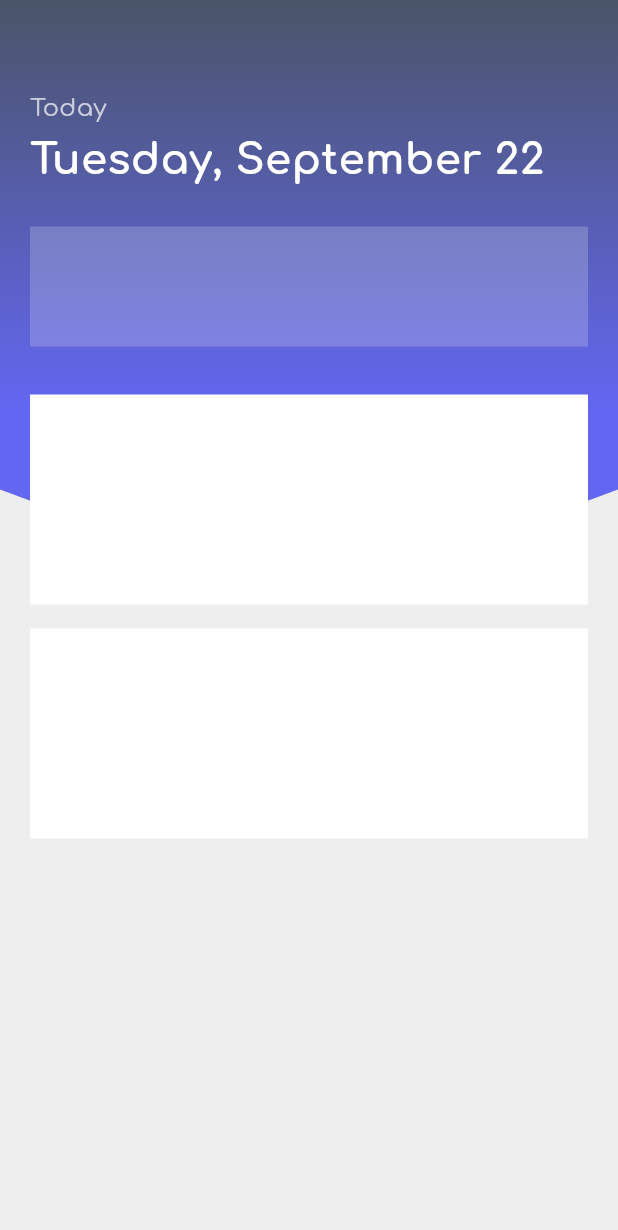
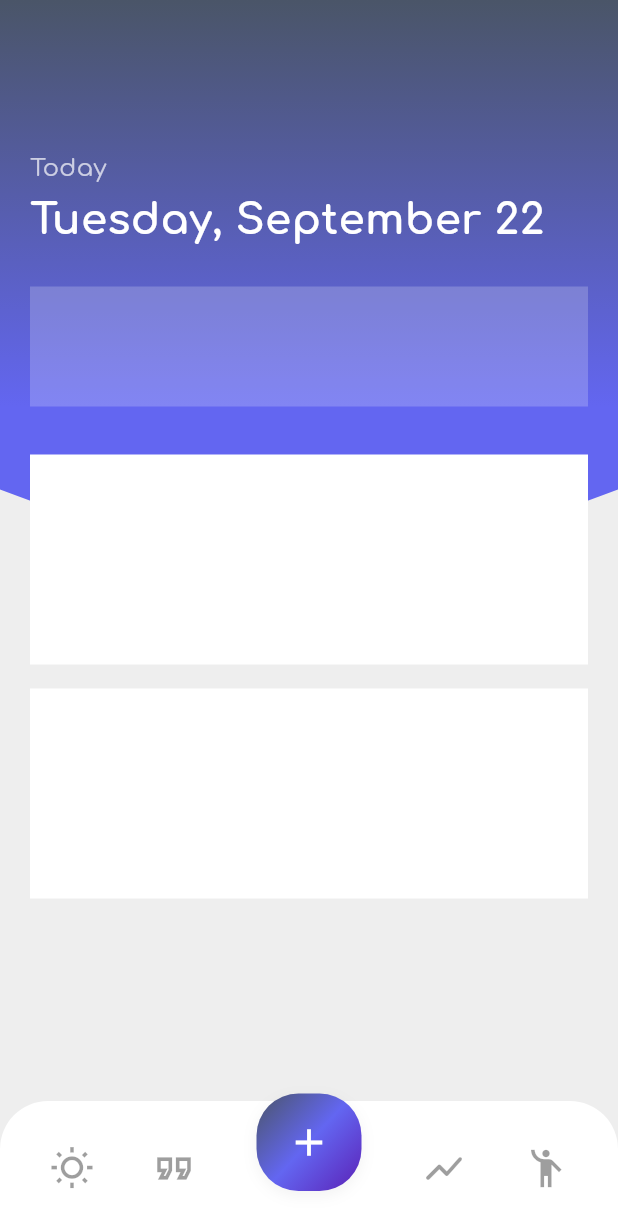
Before and after one commit to timurkabitss-beep/mood_journal, a Flutter app: the MainDashboardScreen screen opened directly, on a phone screen of 412 x 824 dp. Shown: the top 1230 px of the screen. Run offline on Flutter 3.47's test engine with Material 3 defaults, Android fonts, the phone set to English and light mode, and no system bars; our stand-ins replace convert, flutter_secure_storage, flutter_svg, google_fonts, hive, hive_flutter and 1 more; missing offline and left inert: pointycastle; accounts and stored records are empty.

Commit message:
feat: update bottombar

```diff
--- a/lib/features/dashboard/view/main_dashboard_screen.dart
+++ b/lib/features/dashboard/view/main_dashboard_screen.dart
@@ -20,6 +20,7 @@ class _MainDashboardScreenState extends State<MainDashboardScreen> {
 
   @override
   void initState(){
+    super.initState();
     Future.delayed(Duration(milliseconds:500), (){
       if (mounted){
         setState(() {
@@ -28,16 +29,25 @@ class _MainDashboardScreenState extends State<MainDashboardScreen> {
       }
     });
   }
+
   @override
   void dispose() {
-    super.dispose();
     _scrollController.dispose();
+    super.dispose(); // Вызов super.dispose() перенесен в самый конец метода
   }
 
   @override
   Widget build(BuildContext context) {
     final screenHeight = MediaQuery.of(context).size.height;
     final backgroundHeight = screenHeight * 0.33;
+    final currentTheme = context.watch<AppState>().selectedTheme;
+
+
+    // Получаем безопасный отступ снизу
+    final double bottomPadding = MediaQuery.of(context).padding.bottom;
+
+    // Вычисляем базовую высоту панели меню без учета системной полосы жестов
+    const double baseMenuHeight = 70.0;
 
     return Scaffold(
       backgroundColor: Colors.grey.shade200,
@@ -61,14 +71,20 @@ class _MainDashboardScreenState extends State<MainDashboardScreen> {
             },
             child: const DashboardBackground(),
           ),
+
           Positioned.fill(
             child: SingleChildScrollView(
-              controller: _scrollController, // Привязываем контроллер!
-              padding: const EdgeInsets.only(top: 60, left: 20, right: 20, bottom: 100),
+              controller: _scrollController,
+              padding: EdgeInsets.only(
+                top: 60 + MediaQuery.of(context).padding.top,
+                left: 20,
+                right: 20,
+                bottom: baseMenuHeight + bottomPadding + 20,
+              ),
               child: Column(
                 crossAxisAlignment: CrossAxisAlignment.start,
                 children: [
-                  // Заглушки (потом заменим на реальные виджеты)
+                  const SizedBox(height: 40), // Уменьшили, так как верхний padding уже учтен выше
                   const Text("Today", style: TextStyle(color: Colors.white70, fontSize: 16)),
                   const SizedBox(height: 4),
                   const Text("Tuesday, September 22", style: TextStyle(color: Colors.white, fontSize: 28, fontWeight: FontWeight.bold)),
@@ -81,14 +97,101 @@ class _MainDashboardScreenState extends State<MainDashboardScreen> {
                   const SizedBox(height: 16),
                   Container(height: 140, color: Colors.white), // Карточка 2
 
-                  const SizedBox(height: 400), // Просто чтобы было куда скроллить
+                  const SizedBox(height: 400),
                 ],
               ),
             ),
           ),
+
+          // 3. НИЖНЕЕ МЕНЮ (ИСПРАВЛЕНО НА КЛАССИЧЕСКИЙ CONTAINER)
+          AnimatedPositioned(
+            duration: const Duration(milliseconds: 500),
+            curve: Curves.easeInOutCubic,
+            bottom: 0,
+            left: 0,
+            right: 0,
+
+            height: 90 + bottomPadding,
+            child: ClipRRect(
+              borderRadius: const BorderRadius.vertical(top: Radius.circular(32)),
+              child: Container(
+                color: Colors.white,
+                padding: EdgeInsets.only(
+                  left: 24.0,
+                  right: 24.0,
+                  bottom: bottomPadding,
+                ),
+                child: Row(
+                  crossAxisAlignment: CrossAxisAlignment.center,
+                  children: [
+                    IconButton(
+                      icon: const Icon(Icons.wb_sunny_outlined, color: Colors.black38, size: 30),
+                      onPressed: () {},
+                    ),
+                    const SizedBox(width: 20),
+                    IconButton(
+                      icon: const Icon(Icons.format_quote_outlined, color: Colors.black38, size: 30),
+                      onPressed: () {},
+                    ),
+                    const Spacer(),
+                    IconButton(
+                      icon: const Icon(Icons.show_chart_rounded, color: Colors.black38, size: 30),
+                      onPressed: () {},
+                    ),
+                    const SizedBox(width: 20),
+                    IconButton(
+                      icon: const Icon(Icons.emoji_people_outlined, color: Colors.black38, size: 30),
+                      onPressed: () {},
+                    )
                   ],
+                ),
+              ),
+            ),
+          ),
+
+          AnimatedPositioned(
+            duration: const Duration(milliseconds: 500),
+            curve: Curves.easeInOutCubic,
+            // Размещаем кнопку так, чтобы её центр идеально совпадал с центром ряда иконок
+            bottom: bottomPadding + (65 - 65) / 2 + 30, // Приподнимаем её чуть выше иконок
+            left: 0,
+            right: 0,
+            child: Center(
+              child: GestureDetector(
+               onTap: (){
+                 Navigator.of(context).pushNamed("/check_in_flow_screen");
+               },
+               child: Container(
+                width: 70,
+                height: 65,
+                decoration: BoxDecoration(
+                  borderRadius: BorderRadius.circular(28),
+                  gradient: LinearGradient(
+                      begin: Alignment.topLeft,
+                      end: Alignment.bottomRight,
+                      colors: currentTheme.colors
+                  ),
+                  boxShadow: [
+                    BoxShadow(
+                      color: Colors.black.withOpacity(0.05),
+                      blurRadius: 8,
+                      offset: const Offset(0, 3),
+                    ),
+                  ],
+                ),
+                child: const Center(
+                  child: Icon(
+                    Icons.add,
+                    color: Colors.white,
+                    size: 30,
+                  ),
+                ),
+              ),
+            ),
+          ),
          )
-
+        ],
+      ),
     );
   }
 }
```
Lines whose indentation alone changed are shown as unchanged.
